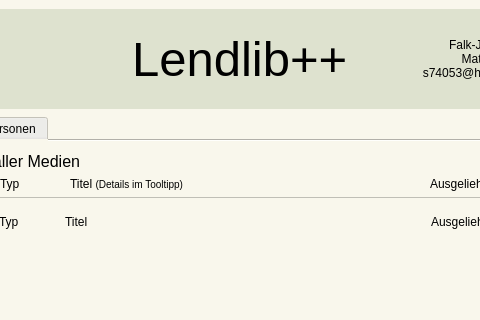
First picture: the form in Programmierung 2/Beleg/lendlibpp/mainwindow.ui, repository genericFJS/htw, before the edit; both pictures show x 101 to 581 and y 0 to 320 of the 772 by 587 pixel window.
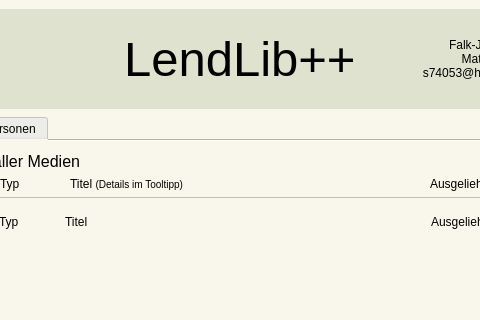
Second picture: the form after the edit. Icons and pictures are not drawn.

Patch:
```diff
--- a/Programmierung 2/Beleg/lendlibpp/mainwindow.ui
+++ b/Programmierung 2/Beleg/lendlibpp/mainwindow.ui
@@ -525,7 +525,7 @@
             </font>
            </property>
            <property name="text">
-            <string>Lendlib++</string>
+            <string>LendLib++</string>
            </property>
           </widget>
          </item>
```
Left out of the diff: 6 changed lines with no effect on the pictures.
